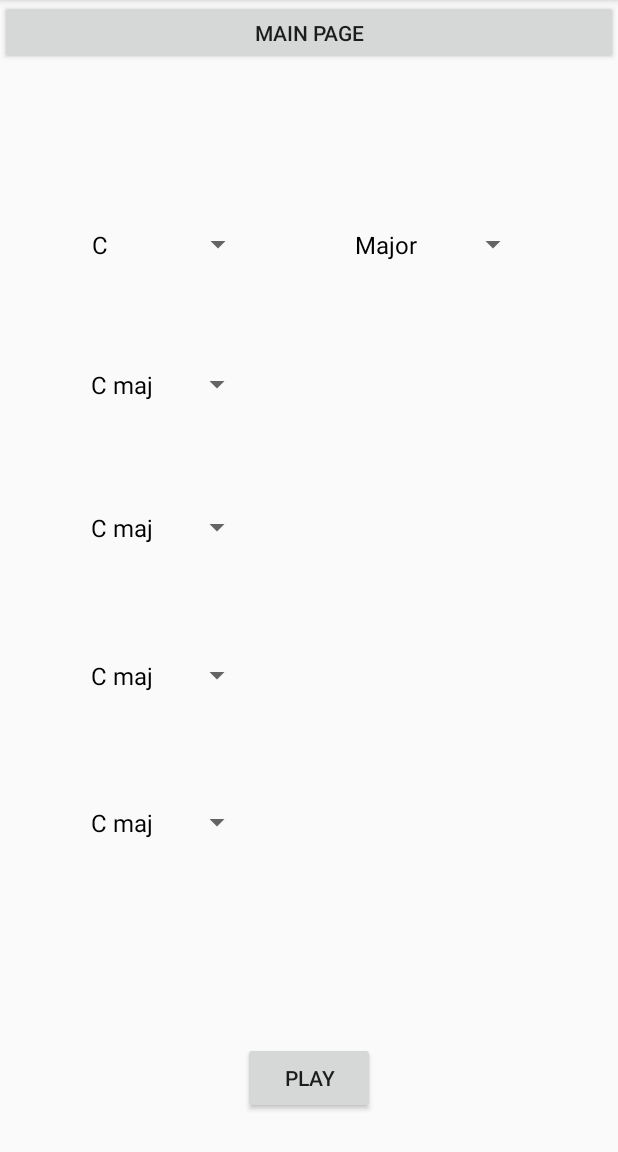
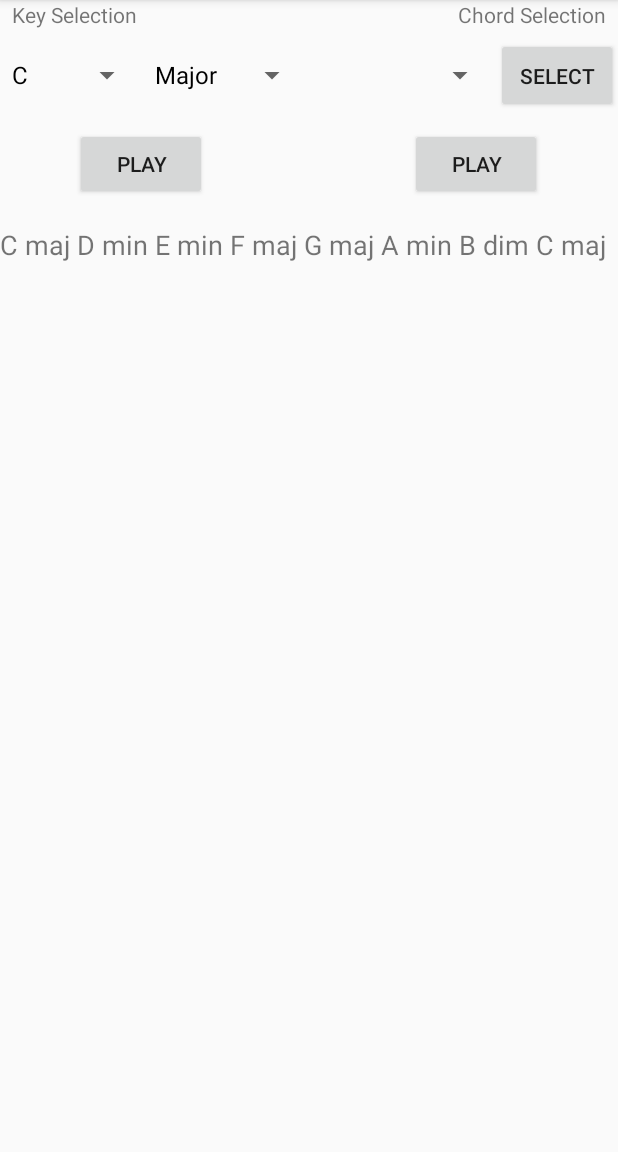
Before and after one commit to eriktanner/ChordrApplication, an Android app: the MainActivity screen opened directly, with no data from a screen before it, on a phone screen of 412 x 824 dp, the part 84-1236 px from its top. Run offline under Robolectric (Android 15) with nearby library versions, the phone set to English and light mode, and no system bars.

Commit message:
Laying out main file

```diff
--- a/app/src/main/java/com/euna/chordr/MainActivity.kt
+++ b/app/src/main/java/com/euna/chordr/MainActivity.kt
@@ -1,7 +1,6 @@
 package com.euna.chordr
 
 import android.app.Activity
-import android.content.Intent
 import android.content.SharedPreferences
 import android.os.Bundle
 import android.support.v7.app.AppCompatActivity
@@ -14,7 +13,7 @@ import android.widget.*
  */
 class MainActivity : AppCompatActivity() {
 
-    internal var stateState: SharedPreferences? = null
+    internal var savedState: SharedPreferences? = null
     internal val chords = Chords()
     internal val soundManager = SoundManager()
 
@@ -34,7 +33,7 @@ class MainActivity : AppCompatActivity() {
 
     override fun onCreate(savedInstanceState: Bundle?) {
         super.onCreate(savedInstanceState)
-        stateState = getPreferences(Activity.MODE_PRIVATE);
+        savedState = getPreferences(Activity.MODE_PRIVATE);
         setContentView(R.layout.activity_main)
         initializeFindByViews()
         initializeOnClickListeners()
@@ -47,7 +46,7 @@ class MainActivity : AppCompatActivity() {
 
     override fun onPause() {
         super.onPause()
-        val editor = stateState!!.edit()
+        val editor = savedState!!.edit()
         editor.putInt("keyPickerIndex", keyPickerIndexSelected)
         editor.putInt("scalePickerIndex", scalePickerIndexSelected)
         editor.commit()
@@ -55,15 +54,14 @@ class MainActivity : AppCompatActivity() {
 
     override fun onResume() {
         super.onResume()
-        spKeyPicker!!.setSelection(stateState!!.getInt("keyPickerIndex", keyPickerIndexSelected));
-        spScalePicker!!.setSelection(stateState!!.getInt("scalePickerIndex", scalePickerIndexSelected));
+        spKeyPicker!!.setSelection(savedState!!.getInt("keyPickerIndex", keyPickerIndexSelected));
+        spScalePicker!!.setSelection(savedState!!.getInt("scalePickerIndex", scalePickerIndexSelected));
         updateChordsInKey()
     }
 
     private fun initializeFindByViews() {
         tvChordsDisplay = findViewById(R.id.chordsDisplay) as TextView
-        bGoToMainButton = findViewById(R.id.bGoToMainActivity) as Button
-        bPlayButton = findViewById(R.id.playButton) as Button
+        bPlayButton = findViewById(R.id.playButtonKeySelection) as Button
 
         spKeyPicker = findViewById(R.id.keyPicker) as Spinner
         val keyAdapt = ArrayAdapter(this, R.layout.support_simple_spinner_dropdown_item, chords.notes)
@@ -74,18 +72,9 @@ class MainActivity : AppCompatActivity() {
         val scaleAdapt = ArrayAdapter(this, R.layout.support_simple_spinner_dropdown_item, chords.scale)
         spScalePicker!!.adapter = scaleAdapt
         spScalePicker!!.setSelection(scalePickerIndexSelected)
-
-        firstChord = findViewById(R.id.firstChord) as Spinner
-        secondChord = findViewById(R.id.secondChord) as Spinner
-        thirdChord = findViewById(R.id.thirdChord) as Spinner
-        fourthChord = findViewById(R.id.fourthChord) as Spinner
     }
 
     private fun initializeOnClickListeners() {
-        bGoToMainButton!!.setOnClickListener {
-            val PageTransition = Intent(this, LoginActivity::class.java)
-            startActivity(PageTransition)
-        }
 
         bPlayButton!!.setOnClickListener {soundManager.playCMajor(this)}
 
@@ -110,7 +99,10 @@ class MainActivity : AppCompatActivity() {
     private fun updateChordsInKey() {
         val key = spKeyPicker!!.selectedItem.toString()
         val chordsInKey = findChordsInKey(key)
+        writeChordsInKey(chordsInKey)
+
         val scaleAdapt = ArrayAdapter(this, R.layout.support_simple_spinner_dropdown_item, chordsInKey)
+
 
         firstChord?.adapter = scaleAdapt
         secondChord?.adapter = scaleAdapt
--- a/app/src/main/res/layout/activity_main.xml
+++ b/app/src/main/res/layout/activity_main.xml
@@ -1,105 +1,157 @@
 <?xml version="1.0" encoding="utf-8"?>
-<android.support.constraint.ConstraintLayout xmlns:android="http://schemas.android.com/apk/res/android"
+<LinearLayout xmlns:android="http://schemas.android.com/apk/res/android"
     xmlns:app="http://schemas.android.com/apk/res-auto"
     xmlns:tools="http://schemas.android.com/tools"
     android:layout_width="match_parent"
     android:layout_height="match_parent"
+    android:orientation="vertical"
     tools:context="com.euna.chordr.MainActivity">
 
-    <TextView
-        android:id="@+id/chordsDisplay"
-        android:layout_width="265dp"
-        android:layout_height="35dp"
-        app:layout_constraintBottom_toBottomOf="parent"
-        app:layout_constraintLeft_toLeftOf="parent"
-        app:layout_constraintRight_toRightOf="parent"
-        app:layout_constraintTop_toTopOf="parent"
-        app:layout_constraintHorizontal_bias="0.504"
-        app:layout_constraintVertical_bias="0.834" />
+    <!-- Frame Entirety -->
+    <LinearLayout
+        android:layout_width="match_parent"
+        android:layout_height="match_parent"
+        android:orientation="vertical">
 
-    <Spinner
-        android:id="@+id/keyPicker"
-        android:layout_width="116dp"
-        android:layout_height="38dp"
-        app:layout_constraintBottom_toBottomOf="parent"
-        app:layout_constraintHorizontal_bias="0.18"
-        app:layout_constraintLeft_toLeftOf="parent"
-        app:layout_constraintRight_toRightOf="parent"
-        app:layout_constraintTop_toTopOf="parent"
-        app:layout_constraintVertical_bias="0.197" />
 
-    <Spinner
-        android:id="@+id/scalePicker"
-        android:layout_width="124dp"
-        android:layout_height="38dp"
-        app:layout_constraintBottom_toBottomOf="parent"
-        app:layout_constraintHorizontal_bias="0.795"
-        app:layout_constraintLeft_toLeftOf="parent"
-        app:layout_constraintRight_toRightOf="parent"
-        app:layout_constraintTop_toTopOf="parent"
-        app:layout_constraintVertical_bias="0.197"
-        tools:layout_editor_absoluteX="201dp"></Spinner>
+        <!-- Function Scope -->
+        <LinearLayout
+            android:layout_width="match_parent"
+            android:layout_height="200dp"
+            android:orientation="vertical">
 
-    <Spinner
-        android:id="@+id/firstChord"
-        android:layout_width="116dp"
-        android:layout_height="38dp"
-        app:layout_constraintBottom_toBottomOf="parent"
-        app:layout_constraintLeft_toLeftOf="parent"
-        app:layout_constraintRight_toRightOf="parent"
-        app:layout_constraintTop_toTopOf="parent"
-        app:layout_constraintHorizontal_bias="0.179"
-        app:layout_constraintVertical_bias="0.325"></Spinner>
+            <!-- Top Brim Texts -->
+            <LinearLayout
+                android:layout_width="match_parent"
+                android:layout_height="25dp"
+                android:orientation="horizontal">
 
-    <Spinner
-        android:id="@+id/secondChord"
-        android:layout_width="116dp"
-        android:layout_height="38dp"
-        app:layout_constraintBottom_toBottomOf="parent"
-        app:layout_constraintLeft_toLeftOf="parent"
-        app:layout_constraintRight_toRightOf="parent"
-        app:layout_constraintTop_toTopOf="parent"
-        app:layout_constraintHorizontal_bias="0.179"
-        app:layout_constraintVertical_bias="0.456"></Spinner>
+                <TextView
+                    android:id="@+id/tvKeySelection"
+                    android:layout_width="wrap_content"
+                    android:layout_height="25dp"
+                    android:layout_marginLeft="8dp"
+                    android:text="Key Selection" />
 
-    <Spinner
-        android:id="@+id/thirdChord"
-        android:layout_width="116dp"
-        android:layout_height="38dp"
-        app:layout_constraintBottom_toBottomOf="parent"
-        app:layout_constraintLeft_toLeftOf="parent"
-        app:layout_constraintRight_toRightOf="parent"
-        app:layout_constraintTop_toTopOf="parent"
-        app:layout_constraintHorizontal_bias="0.179"
-        app:layout_constraintVertical_bias="0.591"></Spinner>
 
-    <Spinner
-        android:id="@+id/fourthChord"
-        android:layout_width="116dp"
-        android:layout_height="38dp"
-        app:layout_constraintBottom_toBottomOf="parent"
-        app:layout_constraintLeft_toLeftOf="parent"
-        app:layout_constraintRight_toRightOf="parent"
-        app:layout_constraintTop_toTopOf="parent"
-        app:layout_constraintHorizontal_bias="0.179"
-        app:layout_constraintVertical_bias="0.725"></Spinner>
 
-    <Button
-        android:id="@+id/playButton"
-        android:layout_width="wrap_content"
-        android:layout_height="wrap_content"
-        android:text="Play"
-        app:layout_constraintBottom_toBottomOf="parent"
-        app:layout_constraintLeft_toLeftOf="parent"
-        app:layout_constraintRight_toRightOf="parent"
-        app:layout_constraintTop_toTopOf="parent"
-        app:layout_constraintVertical_bias="0.965" />
+                <LinearLayout
+                    android:layout_width="match_parent"
+                    android:layout_height="match_parent"
+                    android:orientation="vertical">
 
-    <Button
-        android:id="@+id/bGoToMainActivity"
-        android:layout_width="match_parent"
-        android:layout_height="43dp"
-        android:text="Main Page"
-        tools:layout_editor_absoluteY="5dp" />
+                    <TextView
+                        android:id="@+id/tvChordSelection"
+                        android:layout_width="wrap_content"
+                        android:layout_height="25dp"
+                        android:layout_marginRight="8dp"
+                        android:layout_gravity="right"
+                        android:text="Chord Selection" />
+                </LinearLayout>
 
-</android.support.constraint.ConstraintLayout>
+
+            </LinearLayout>
+
+            <!-- Key/Chord Selectors -->
+            <LinearLayout
+                android:layout_width="match_parent"
+                android:layout_height="125dp"
+                android:orientation="vertical">
+
+                <!-- Spinners/Select Button -->
+                <LinearLayout
+                android:layout_width="match_parent"
+                android:layout_height="60dp"
+                android:orientation="horizontal">
+
+                <Spinner
+                    android:id="@+id/keyPicker"
+                    android:layout_width="95dp"
+                    android:layout_height="50dp" />
+
+                <Spinner
+                    android:id="@+id/scalePicker"
+                    android:layout_width="110dp"
+                    android:layout_height="50dp" />
+
+                    <Spinner
+                        android:id="@+id/chordPicker"
+                        android:layout_width="120dp"
+                        android:layout_height="50dp"
+                        android:layout_marginLeft="5dp"/>
+
+                    <Button
+                        android:id="@+id/bSelectChord"
+                        android:layout_width="fill_parent"
+                        android:layout_height="50dp"
+                        android:text="Select" />
+
+
+
+                </LinearLayout><!-- End of Spinners -->
+
+                <!-- Play Buttons -->
+                <LinearLayout
+                    android:layout_width="match_parent"
+                    android:layout_height="65dp"
+                    android:orientation="horizontal">
+
+                    <Button
+                        android:id="@+id/playButtonKeySelection"
+                        android:layout_width="wrap_content"
+                        android:layout_height="wrap_content"
+                        android:layout_marginLeft="50dp"
+                        android:text="Play" />
+
+                    <Button
+                        android:id="@+id/playButtonChordSelection"
+                        android:layout_width="wrap_content"
+                        android:layout_height="wrap_content"
+                        android:layout_marginLeft="135dp"
+                        android:text="Play" />
+
+
+                </LinearLayout>
+
+
+
+            </LinearLayout>
+
+            <!-- BPM/Notes -->
+            <LinearLayout
+                android:layout_width="match_parent"
+                android:layout_height="50dp"
+                android:orientation="horizontal">
+
+
+                <TextView
+                    android:id="@+id/chordsDisplay"
+                    android:layout_width="match_parent"
+                    android:textSize="18sp"
+                    android:layout_height="50dp"/>
+
+
+            </LinearLayout>
+
+
+        </LinearLayout> <!-- End of Function Scope -->
+
+
+        <!-- Progression Scope -->
+        <ScrollView
+            android:layout_width="match_parent"
+            android:layout_height="350dp">
+
+
+
+        </ScrollView> <!-- End of Progression Scope -->
+
+
+    ></LinearLayout>
+
+
+
+
+
+
+</LinearLayout>
--- a/app/src/main/res/layout/fragment_functions.xml
+++ b/app/src/main/res/layout/fragment_functions.xml
@@ -4,45 +4,14 @@
     android:layout_height="match_parent"
     tools:context="com.euna.chordr.FunctionsFragment">
 
-    <Button
-        android:id="@+id/cMajor"
-        android:layout_width="wrap_content"
-        android:layout_height="wrap_content"
-        android:text="C Major"
-        android:layout_marginStart="2dp"
-        tools:layout_constraintLeft_creator="1"
-        android:layout_marginLeft="2dp"
-        tools:layout_constraintTop_creator="1"
-        android:layout_marginTop="103dp" />
 
-    <Button
-        android:id="@+id/cSharpMajor"
-        android:layout_width="wrap_content"
-        android:layout_height="wrap_content"
-        android:text="C# Major"
-        android:layout_marginLeft="130dp"
-        tools:layout_constraintRight_creator="1"
-        tools:layout_constraintBottom_creator="1"
-        tools:layout_constraintLeft_creator="1" />
+    <LinearLayout
+        android:layout_width="match_parent"
+        android:layout_height="match_parent"
+        android:orientation="vertical"
 
-    <Button
-        android:id="@+id/bFragment1"
-        android:layout_width="wrap_content"
-        android:layout_height="wrap_content"
-        android:layout_marginTop="50dp"
-        android:text="Fragment1"
-        tools:layout_constraintBottom_creator="1"
-        tools:layout_constraintLeft_creator="1"
-        tools:layout_constraintTop_creator="1" />
 
-    <Button
-        android:id="@+id/selectChord"
-        android:layout_width="wrap_content"
-        android:layout_height="wrap_content"
-        android:layout_alignParentLeft="true"
-        android:layout_alignParentTop="true"
-        android:text="Select Chord"
-        tools:layout_constraintLeft_creator="1"
-        tools:layout_constraintTop_creator="1" />
+
+        ></LinearLayout>
 
 </FrameLayout>
```
